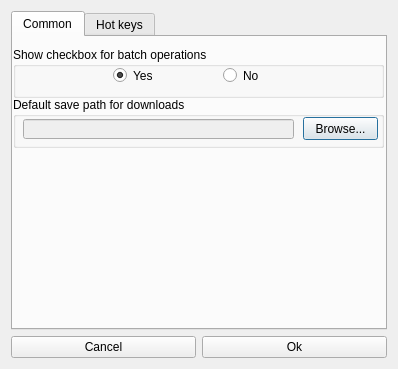
jeyboy/palyo2, file dialogs/settings_dialog.ui: the form before one commit.
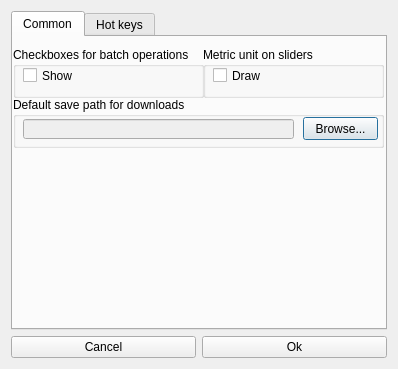
The form after the commit.

Commit message: extend settings

```diff
--- a/dialogs/settings_dialog.ui
+++ b/dialogs/settings_dialog.ui
@@ -76,40 +76,50 @@
         <rect>
          <x>0</x>
          <y>10</y>
-         <width>371</width>
+         <width>191</width>
          <height>51</height>
         </rect>
        </property>
        <property name="title">
-        <string>Show checkbox for batch operations</string>
+        <string>Checkboxes for batch operations</string>
        </property>
-       <widget class="QRadioButton" name="checkboxesYes">
+       <widget class="QCheckBox" name="showCheckboxes">
         <property name="geometry">
          <rect>
-          <x>100</x>
+          <x>10</x>
           <y>20</y>
-          <width>82</width>
+          <width>161</width>
           <height>17</height>
          </rect>
         </property>
         <property name="text">
-         <string>Yes</string>
-        </property>
-        <property name="checked">
-         <bool>true</bool>
+         <string>Show</string>
         </property>
        </widget>
-       <widget class="QRadioButton" name="checkboxesNo">
+      </widget>
+      <widget class="QGroupBox" name="groupBox_3">
+       <property name="geometry">
+        <rect>
+         <x>190</x>
+         <y>10</y>
+         <width>181</width>
+         <height>51</height>
+        </rect>
+       </property>
+       <property name="title">
+        <string>Metric unit on sliders</string>
+       </property>
+       <widget class="QCheckBox" name="drawMetrics">
         <property name="geometry">
          <rect>
-          <x>210</x>
+          <x>10</x>
           <y>20</y>
-          <width>82</width>
+          <width>161</width>
           <height>17</height>
          </rect>
         </property>
         <property name="text">
-         <string>No</string>
+         <string>Draw</string>
         </property>
        </widget>
       </widget>
```
The commit also changes 5 other files.
